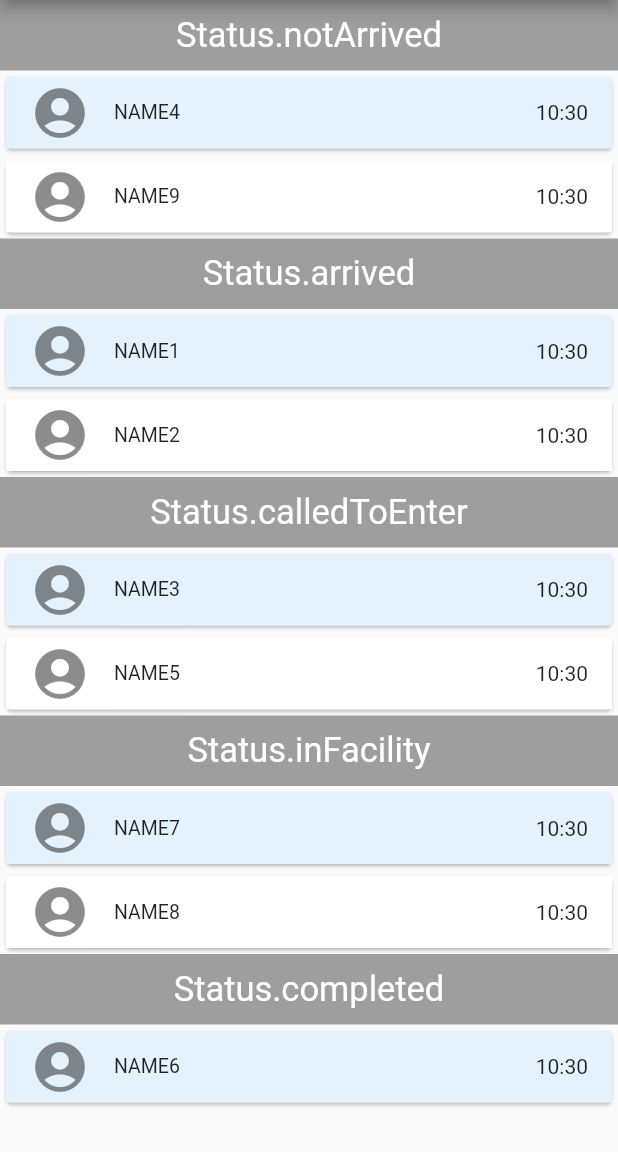
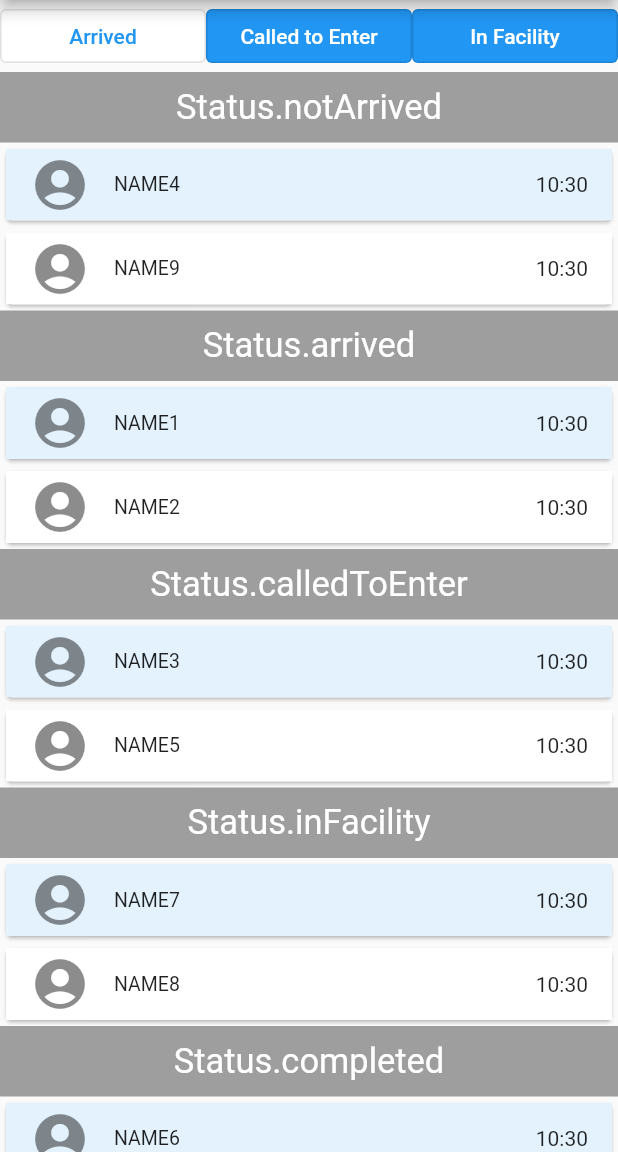
Before and after one commit to DevatYHY/managing_queues, a Flutter app: the screen it shows after launch, on a phone screen of 412 x 824 dp, the part 84-1236 px from its top. Run offline on Flutter 3.47's test engine with Material 2 defaults, Android fonts, the phone set to English and light mode, and no system bars.

```diff
--- a/lib/Screens/queue_screen.dart
+++ b/lib/Screens/queue_screen.dart
@@ -2,6 +2,7 @@ import 'package:flutter/cupertino.dart';
 import 'package:flutter/material.dart';
 import 'package:managing_queue/Models/user.dart';
 import 'package:managing_queue/Utils/constants.dart';
+import 'package:managing_queue/Utils/render_list_from_users.dart';
 
 class QueueScreen extends StatefulWidget {
   const QueueScreen({Key? key}) : super(key: key);
@@ -14,8 +15,32 @@ class _QueueScreenState extends State<QueueScreen> {
   Icon customIcon = Icon(Icons.search);
   Widget customSearchBar = Text('Doctor\'s Office');
 
-  Widget getSearchAppBar() {
-    return Padding(
+  List<User> listOfUsersToBeRendered = userList;
+  List<User> filteredUserList = userList;
+
+  Widget getAlertDialog(){
+    return AlertDialog(
+      content: Container(
+        child: Column(
+          crossAxisAlignment: CrossAxisAlignment.stretch,
+          children: [
+            TextButton(onPressed: (){}, child: Text('View Person details')),
+            TextButton(onPressed: (){}, child: Text('Move Person')),
+            TextButton(onPressed: (){}, child: Text('Call Person')),
+            TextButton(onPressed: (){}, child: Text('Delete Person')),
+          ],
+        ),
+      ),
+    );
+  }
+
+
+
+  @override
+  Widget build(BuildContext context) {
+    return Scaffold(
+      appBar: AppBar(title: customSearchBar, actions: [
+        Padding(
           padding: const EdgeInsets.fromLTRB(10.0, 0.0, 0.0, 0.0),
           child: IconButton(
             icon: customIcon,
@@ -26,6 +51,7 @@ class _QueueScreenState extends State<QueueScreen> {
                   this.customSearchBar = Padding(
                     padding: const EdgeInsets.fromLTRB(10.0, 0.0, 0.0, 0.0),
                     child: TextField(
+                      cursorColor: Colors.white,
                       textInputAction: TextInputAction.go,
                       decoration: InputDecoration(
                         border: InputBorder.none,
@@ -39,6 +65,16 @@ class _QueueScreenState extends State<QueueScreen> {
                         color: Colors.white,
                         fontSize: 16.0,
                       ),
+                      onChanged: (s) {
+                        setState(() {
+                          print(s);
+                          listOfUsersToBeRendered = filteredUserList
+                              .where((element) => element.name
+                                  .toLowerCase()
+                                  .contains(s.toLowerCase()))
+                              .toList();
+                        }); //SEARCH
+                      },
                     ),
                   );
                 } else {
@@ -48,85 +84,62 @@ class _QueueScreenState extends State<QueueScreen> {
               });
             },
           ),
-    );
-  }
-
-  List<Widget> getListOfItemsByStatus(Status status) {
-
-    List<User> currentUserList = [];
-    for (User i in userList) {
-      if (i.userStatus == status) {
-        currentUserList.add(i);
-      }
-    }
-    return getCardFromUserList(currentUserList);
-  }
-
-
-  List<Card> getCardFromUserList(List<User> list){
-    int i = 1;
-    return list.map((e) {
-      i++;
-      return Card(
-        child: ListTile(
-          dense: true,
-          tileColor: i % 2 == 0 ? Colors.blue[50] : Colors.white,
-          leading: Icon(
-            Icons.account_circle,
-            size: 40.0,
         ),
-          title: Text(e.name.toUpperCase()),
-          //subtitle: Text(e.email),
-          trailing: Text('${DateTime.now().hour}:${DateTime.now().minute}'),
-        ),
-      );
-    }).toList();
-  }
-
-
-  @override
-  Widget build(BuildContext context) {
-    List<String> statusHeaders = [
-      'Not Arrived',
-      'Arrived',
-      'Called to Enter',
-      'In Facility',
-      'Completed'
-    ];
-
-    //List<Widget> listOfItems =
-
-    return Scaffold(
-      appBar: AppBar(
-        title: customSearchBar,
-        actions: [getSearchAppBar()],
-      ),
-      body: ListView.builder(
-          scrollDirection: Axis.vertical,
-          itemCount: statusHeaders.length,
-          itemBuilder: (context, index) {
-            return Column(
-              crossAxisAlignment: CrossAxisAlignment.stretch,
+      ]),
+      body: Column(
         children: [
-                Container(
-                  color: Colors.grey,
-                  padding: EdgeInsets.all(10.0),
-                  child: Center(
-                    child: Text(
-                      Status.values[index].toString(),
-                      style: TextStyle(fontSize: 23.0, color: Colors.white),
+          Row(
+            children: [
+              Expanded(
+                child: OutlinedButton(
+                  style: kInactiveButtonStyle,
+                  onPressed: () {
+                    print(statusHeaders[1]);
+                    setState(() {
+                      listOfUsersToBeRendered = filteredUserList
+                          .where(
+                              (element) => element.userStatus == Status.arrived)
+                          .toList();
+                    });
+                  },
+                  child: Text(statusHeaders[1]),
                 ),
               ),
+              Expanded(
+                child: OutlinedButton(
+                  style: kActiveButtonStyle,
+                  onPressed: () {
+                    print(statusHeaders[2]);
+                    setState(() {
+                      listOfUsersToBeRendered = filteredUserList
+                          .where((element) =>
+                              element.userStatus == Status.calledToEnter)
+                          .toList();
+                    });
+                  },
+                  child: Text(statusHeaders[2]),
                 ),
-                ListView(
-                  shrinkWrap: true,
-                  children: getListOfItemsByStatus(Status.values[index]),
-                  physics: ClampingScrollPhysics(),
+              ),
+              Expanded(
+                child: OutlinedButton(
+                  style: kActiveButtonStyle,
+                  onPressed: () {
+                    print(statusHeaders[3]);
+                    setState(() {
+                      listOfUsersToBeRendered = filteredUserList
+                          .where((element) =>
+                              element.userStatus == Status.inFacility)
+                          .toList();
+                    });
+                  },
+                  child: Text(statusHeaders[3]),
+                ),
               ),
             ],
-            );
-          }),
+          ),
+          RenderListFromUsers(listOfUsersToBeRendered: listOfUsersToBeRendered),
+        ],
+      ),
     );
   }
 }
-//listOfItems
--- a/lib/Utils/constants.dart
+++ b/lib/Utils/constants.dart
@@ -1,4 +1,5 @@
 import 'package:managing_queue/Models/user.dart';
+import 'package:flutter/material.dart';
 
 enum Status {
   notArrived,
@@ -8,7 +9,15 @@ enum Status {
   completed
 }
 
-List<User> userList = [
+List<String> statusHeaders = [
+  'Not Arrived',
+  'Arrived',
+  'Called to Enter',
+  'In Facility',
+  'Completed'
+];
+
+final List<User> userList = [
   User(name: "name1", dateOfBirth: DateTime(1993, 10, 2), phoneNumber: "1234567891", email: "email1@email.com", address: "block 1 street 1", userStatus: Status.arrived),
   User(name: "name2", dateOfBirth: DateTime(1993, 10, 3), phoneNumber: "1234567892", email: "email2@email.com", address: "block 2 street 2", userStatus: Status.arrived),
   User(name: "name3", dateOfBirth: DateTime(1993, 10, 4), phoneNumber: "1234567893", email: "email3@email.com", address: "block 3 street 3", userStatus: Status.calledToEnter),
@@ -20,7 +29,15 @@ List<User> userList = [
   User(name: "name9", dateOfBirth: DateTime(1993, 10, 10), phoneNumber: "1234567899", email: "email9@email.com", address: "block 9 street 9"),
 ];
 
+var kActiveButtonStyle = OutlinedButton.styleFrom(
+  backgroundColor: Colors.blue,
+  primary: Colors.white,
+);
 
+var kInactiveButtonStyle = OutlinedButton.styleFrom(
+  backgroundColor: Colors.white,
+  primary: Colors.blue,
+);
 
 // User(name: "name10", dateOfBirth: DateTime(1993, 10, 11), phoneNumber: "1234567810", email: "email10@email.com", address: "block 10 street 10"),
 // User(name: "name11", dateOfBirth: DateTime(1993, 10, 12), phoneNumber: "1234567811", email: "email11@email.com", address: "block 11 street 11"),
--- /dev/null
+++ b/lib/Utils/render_list_from_users.dart
@@ -0,0 +1,100 @@
+import 'package:flutter/material.dart';
+import 'package:managing_queue/Models/user.dart';
+import 'package:managing_queue/Utils/constants.dart';
+
+class RenderListFromUsers extends StatelessWidget {
+  const RenderListFromUsers({Key? key, required this.listOfUsersToBeRendered}) : super(key: key);
+
+  final List<User> listOfUsersToBeRendered;
+
+
+  @override
+  Widget build(BuildContext context) {
+
+    List<Card> getCardFromUserList(List<User> list){
+      int i = 1;
+      return list.map((e) {
+        i++;
+        return Card(
+          child: ListTile(
+            dense: true,
+            tileColor: i % 2 == 0 ? Colors.blue[50] : Colors.white,
+            leading: Icon(
+              Icons.account_circle,
+              size: 40.0,
+            ),
+            title: Text(e.name.toUpperCase()),
+            trailing: Text('${DateTime.now().hour}:${DateTime.now().minute}'),
+            onTap: () => showDialog(
+              context: context,
+              builder: (BuildContext context) => AlertDialog(
+                content: Column(
+                  crossAxisAlignment: CrossAxisAlignment.stretch,
+                  mainAxisSize: MainAxisSize.min,
+                  children: [
+                    Container(
+                      color: Colors.blue[100],
+                      padding: EdgeInsets.symmetric(vertical: 8.0),
+                      child: Column(
+                        children: [
+                          Text(e.name.toUpperCase()),
+                          SizedBox(height: 8.0),
+                          Text(e.email),
+                          SizedBox(height: 8.0),
+                          Text(e.phoneNumber)
+                        ],
+                      ),
+                    ),
+                    TextButton(onPressed: (){}, child: Text('View Person details')),
+                    TextButton(onPressed: (){}, child: Text('Move Person')),
+                    TextButton(onPressed: (){}, child: Text('Call Person')),
+                    TextButton(onPressed: (){}, child: Text('Delete Person')),
+                  ],
+                ),
+              ),
+            ),
+          ),
+        );
+      }).toList();
+    }
+
+    List<Widget> getListOfItemsByStatus(Status status) {
+      List<User> currentUserList = [];
+      for (User i in listOfUsersToBeRendered) {
+        if (i.userStatus == status) {
+          currentUserList.add(i);
+        }
+      }
+      return getCardFromUserList(currentUserList);
+    }
+
+    return Flexible(
+      child: ListView.builder(
+          scrollDirection: Axis.vertical,
+          itemCount: statusHeaders.length,
+          shrinkWrap: true,
+          itemBuilder: (context, index) {
+            return Column(
+              crossAxisAlignment: CrossAxisAlignment.stretch,
+              children: [
+                Container(
+                  color: Colors.grey,
+                  padding: EdgeInsets.all(10.0),
+                  child: Center(
+                    child: Text(
+                      Status.values[index].toString(),
+                      style: TextStyle(fontSize: 23.0, color: Colors.white),
+                    ),
+                  ),
+                ),
+                ListView(
+                  shrinkWrap: true,
+                  children: getListOfItemsByStatus(Status.values[index]),
+                  physics: ClampingScrollPhysics(),
+                ),
+              ],
+            );
+          }),
+    );
+  }
+}
```
Lines whose indentation alone changed are shown as unchanged.
